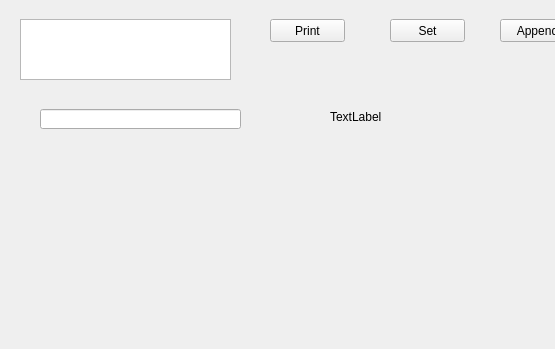
Above: Crawling/mywindow7.ui from GwonDooHyeon/python before the change; both pictures show x 0 to 555 and y 251 to 600 of the 800 by 600 pixel window. Below: the same form after it.
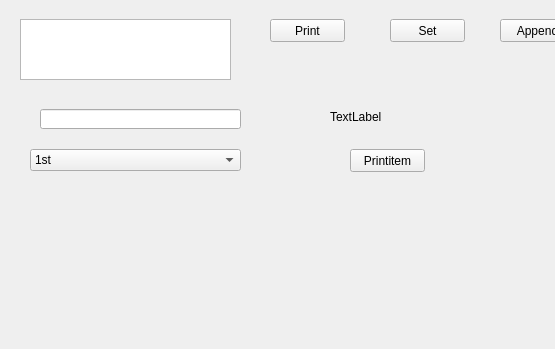
That is the form after the change.

Patch:
```diff
--- a/Crawling/mywindow7.ui
+++ b/Crawling/mywindow7.ui
@@ -320,6 +320,44 @@
      <string>TextLabel</string>
     </property>
    </widget>
+   <widget class="QComboBox" name="comboBox">
+    <property name="geometry">
+     <rect>
+      <x>30</x>
+      <y>400</y>
+      <width>211</width>
+      <height>22</height>
+     </rect>
+    </property>
+    <item>
+     <property name="text">
+      <string>1st</string>
+     </property>
+    </item>
+    <item>
+     <property name="text">
+      <string>2nd</string>
+     </property>
+    </item>
+    <item>
+     <property name="text">
+      <string>3nd</string>
+     </property>
+    </item>
+   </widget>
+   <widget class="QPushButton" name="printitem">
+    <property name="geometry">
+     <rect>
+      <x>350</x>
+      <y>400</y>
+      <width>75</width>
+      <height>23</height>
+     </rect>
+    </property>
+    <property name="text">
+     <string>Printitem</string>
+    </property>
+   </widget>
   </widget>
   <widget class="QMenuBar" name="menubar">
    <property name="geometry">
```
